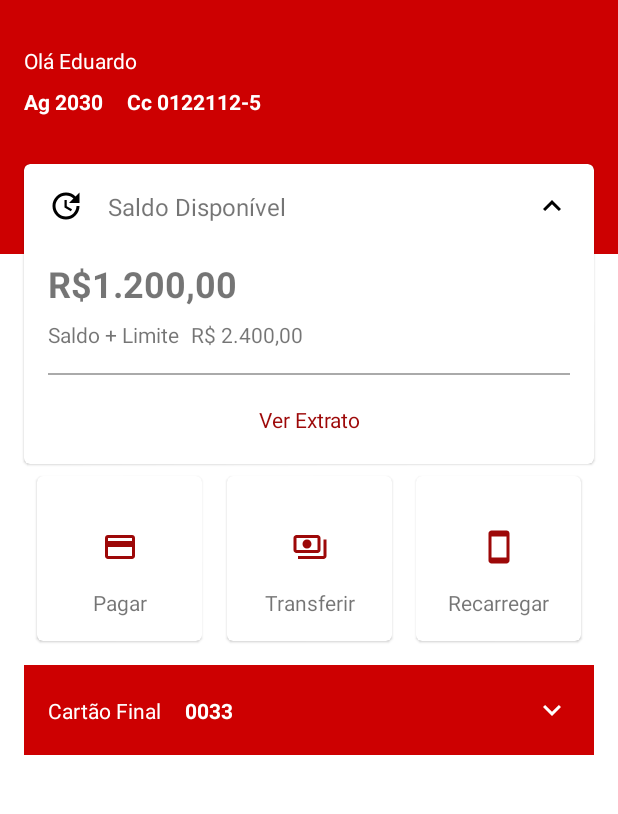
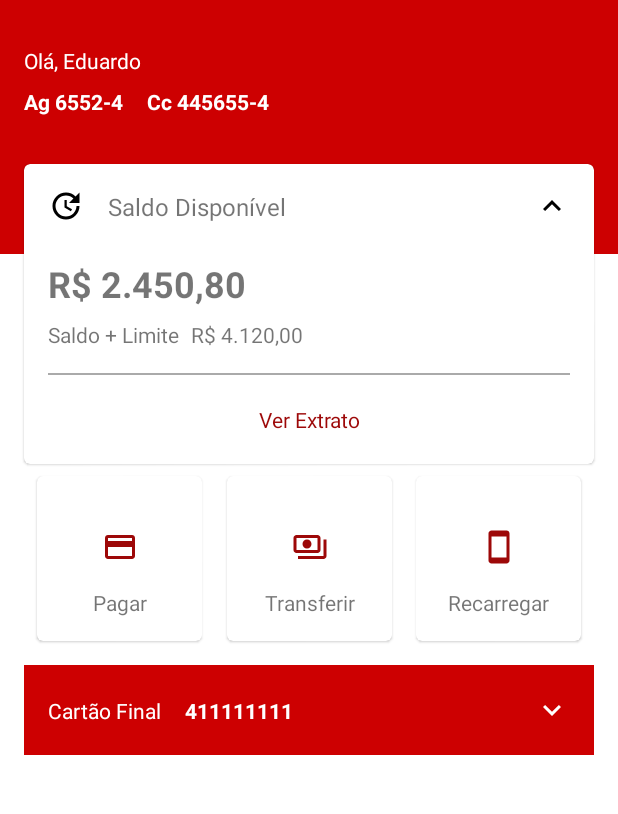
Before and after one commit to Eduyoshi/SantanderDevWeek_Kotlin_DIO, an Android app: the screen it shows after launch (MainActivity), on a phone screen of 412 x 824 dp, the part 62-876 px from its top. Run offline under Robolectric (Android 15) with nearby library versions, the phone set to English and light mode, and no system bars.

Commit message:
Implementando o ViewModel e internacionalizando as Strings

```diff
--- a/app/build.gradle
+++ b/app/build.gradle
@@ -39,6 +39,12 @@ dependencies {
     implementation 'androidx.appcompat:appcompat:1.2.0'
     implementation 'com.google.android.material:material:1.3.0'
     implementation 'androidx.constraintlayout:constraintlayout:2.0.4'
+
+    //Lifecycle components
+    implementation "androidx.lifecycle:lifecycle-viewmodel-ktx:2.2.0"
+    implementation "androidx.lifecycle:lifecycle-livedata-ktx:2.2.0"
+    implementation "androidx.lifecycle:lifecycle-common-java8:2.2.0"
+
     testImplementation 'junit:junit:4.+'
     androidTestImplementation 'androidx.test.ext:junit:1.1.2'
     androidTestImplementation 'androidx.test.espresso:espresso-core:3.3.0'
--- a/app/src/main/AndroidManifest.xml
+++ b/app/src/main/AndroidManifest.xml
@@ -9,7 +9,7 @@
         android:roundIcon="@mipmap/ic_launcher_round"
         android:supportsRtl="true"
         android:theme="@style/Theme.SantanderDevWeek">
-        <activity android:name=".MainActivity">
+        <activity android:name=".ui.MainActivity">
             <intent-filter>
                 <action android:name="android.intent.action.MAIN" />
 
--- a/app/src/main/java/com/projetos/santanderdevweek/MainActivity.kt
+++ /dev/null
@@ -1,31 +0,0 @@
-package com.projetos.santanderdevweek
-
-import androidx.appcompat.app.AppCompatActivity
-import android.os.Bundle
-import android.util.Log
-import android.view.Menu
-import android.view.MenuItem
-
-class MainActivity : AppCompatActivity() {
-    override fun onCreate(savedInstanceState: Bundle?) {
-        super.onCreate(savedInstanceState)
-        setContentView(R.layout.activity_main)
-
-        setSupportActionBar(findViewById(R.id.toolbar))
-    }
-
-    override fun onCreateOptionsMenu(menu: Menu?): Boolean {
-        val inflate = menuInflater
-        inflate.inflate(R.menu.main_menu,menu)
-        return true
-    }
-
-    override fun onOptionsItemSelected(item: MenuItem): Boolean {
-        return when(item.itemId){
-            R.id.item_1->{
-                Log.d("Click", "Click no item 1")
-                true
-            }else -> super.onOptionsItemSelected(item)
-        }
-    }
-}
--- /dev/null
+++ b/app/src/main/java/com/projetos/santanderdevweek/data/Cartao.kt
@@ -0,0 +1,3 @@
+package com.projetos.santanderdevweek.data
+
+data class Cartao(val numeroConta: String)
--- /dev/null
+++ b/app/src/main/java/com/projetos/santanderdevweek/data/Cliente.kt
@@ -0,0 +1,3 @@
+package com.projetos.santanderdevweek.data
+
+data class Cliente(val nome: String)
--- /dev/null
+++ b/app/src/main/java/com/projetos/santanderdevweek/data/Conta.kt
@@ -0,0 +1,10 @@
+package com.projetos.santanderdevweek.data
+
+data class Conta(
+        val numero: String,
+        val agencia: String,
+        val saldo: String,
+        val limite: String,
+        val cliente: Cliente,
+        val cartao: Cartao
+)
--- /dev/null
+++ b/app/src/main/java/com/projetos/santanderdevweek/data/local/FakeData.kt
@@ -0,0 +1,22 @@
+package com.projetos.santanderdevweek.data.local
+
+import com.projetos.santanderdevweek.data.Cartao
+import com.projetos.santanderdevweek.data.Cliente
+import com.projetos.santanderdevweek.data.Conta
+
+class FakeData {
+
+    fun getLocalData(): Conta {
+        val cliente = Cliente ("Eduardo")
+        val cartao = Cartao("411111111")
+
+        return Conta(
+                "445655-4",
+                "6552-4",
+                "R$ 2.450,80",
+                "R$ 4.120,00",
+                cliente,
+                cartao
+        )
+    }
+}
--- /dev/null
+++ b/app/src/main/java/com/projetos/santanderdevweek/ui/MainActivity.kt
@@ -0,0 +1,58 @@
+package com.projetos.santanderdevweek.ui
+
+import androidx.appcompat.app.AppCompatActivity
+import android.os.Bundle
+import android.util.Log
+import android.view.Menu
+import android.view.MenuItem
+import android.widget.TextView
+import androidx.lifecycle.Observer
+import androidx.lifecycle.ViewModelProvider
+import com.projetos.santanderdevweek.R
+import com.projetos.santanderdevweek.data.Conta
+
+class MainActivity : AppCompatActivity() {
+
+    private lateinit var mainViewModel: MainViewModel
+
+    override fun onCreate(savedInstanceState: Bundle?) {
+        super.onCreate(savedInstanceState)
+        setContentView(R.layout.activity_main)
+
+        setSupportActionBar(findViewById(R.id.toolbar))
+
+        mainViewModel = ViewModelProvider(this).get(MainViewModel::class.java)
+        buscarContaCliente()
+
+    }
+
+    private fun buscarContaCliente(){
+        mainViewModel.buscarContaCliente().observe(this, Observer { result ->
+            bindOnView(result)
+        })
+    }
+
+    private fun bindOnView(conta : Conta){
+        findViewById<TextView>(R.id.tv_usuario).text = "Olá, ${conta.cliente.nome}"
+        findViewById<TextView>(R.id.tv_agencia).text = "Ag ${conta.agencia}"
+        findViewById<TextView>(R.id.tv_cc).text = "Cc ${conta.numero}"
+        findViewById<TextView>(R.id.tv_saldo).text = conta.saldo
+        findViewById<TextView>(R.id.tv_limite).text = conta.limite
+        findViewById<TextView>(R.id.tv_cartao_final_saldo).text = conta.cartao.numeroConta
+    }
+
+    override fun onCreateOptionsMenu(menu: Menu?): Boolean {
+        val inflate = menuInflater
+        inflate.inflate(R.menu.main_menu,menu)
+        return true
+    }
+
+    override fun onOptionsItemSelected(item: MenuItem): Boolean {
+        return when(item.itemId){
+            R.id.item_1 ->{
+                Log.d("Click", "Click no item 1")
+                true
+            }else -> super.onOptionsItemSelected(item)
+        }
+    }
+}
--- /dev/null
+++ b/app/src/main/java/com/projetos/santanderdevweek/ui/MainViewModel.kt
@@ -0,0 +1,17 @@
+package com.projetos.santanderdevweek.ui
+
+import androidx.lifecycle.LiveData
+import androidx.lifecycle.MutableLiveData
+import androidx.lifecycle.ViewModel
+import com.projetos.santanderdevweek.data.Conta
+import com.projetos.santanderdevweek.data.local.FakeData
+
+class MainViewModel: ViewModel(){
+
+    private val mutableLiveData: MutableLiveData<Conta> = MutableLiveData()
+
+    fun buscarContaCliente(): LiveData<Conta>{
+        mutableLiveData.value = FakeData().getLocalData()
+        return mutableLiveData
+    }
+}
--- a/app/src/main/res/layout/activity_main.xml
+++ b/app/src/main/res/layout/activity_main.xml
@@ -4,7 +4,7 @@
     xmlns:tools="http://schemas.android.com/tools"
     android:layout_width="match_parent"
     android:layout_height="match_parent"
-    tools:context=".MainActivity">
+    tools:context=".ui.MainActivity">
 
     <androidx.appcompat.widget.Toolbar
         android:id="@+id/toolbar"
@@ -33,7 +33,6 @@
         android:id="@+id/tv_usuario"
         android:layout_width="wrap_content"
         android:layout_height="wrap_content"
-        android:text="Olá Eduardo"
         android:layout_margin="16dp"
         app:layout_constraintTop_toBottomOf="@id/toolbar"
         app:layout_constraintStart_toStartOf="parent"
@@ -44,7 +43,6 @@
         android:id="@+id/tv_agencia"
         android:layout_width="wrap_content"
         android:layout_height="wrap_content"
-        android:text="Ag 2030"
         android:textStyle="bold"
         android:layout_marginTop="8dp"
         app:layout_constraintTop_toBottomOf="@id/tv_usuario"
@@ -56,7 +54,6 @@
         android:id="@+id/tv_cc"
         android:layout_width="wrap_content"
         android:layout_height="wrap_content"
-        android:text="Cc 0122112-5"
         android:textStyle="bold"
         android:layout_marginLeft="16dp"
         app:layout_constraintTop_toTopOf="@id/tv_agencia"
@@ -95,7 +92,7 @@
                 android:layout_width="wrap_content"
                 android:layout_height="wrap_content"
                 android:layout_marginLeft="16dp"
-                android:text="Saldo Disponível"
+                android:text="@string/txt_saldo_disponível"
                 android:textSize="16sp"
                 app:layout_constraintTop_toTopOf="@id/iv_saldo"
                 app:layout_constraintLeft_toRightOf="@id/iv_saldo"
@@ -116,7 +113,6 @@
                 android:id="@+id/tv_saldo"
                 android:layout_width="wrap_content"
                 android:layout_height="wrap_content"
-                android:text="R$1.200,00"
                 android:textSize="24sp"
                 android:textStyle="bold"
                 android:layout_marginTop="24dp"
@@ -127,7 +123,7 @@
                 android:id="@+id/tv_saldo_limite"
                 android:layout_width="wrap_content"
                 android:layout_height="wrap_content"
-                android:text="Saldo + Limite"
+                android:text="@string/txt_saldo_limite"
                 android:layout_marginTop="8dp"
                 app:layout_constraintTop_toBottomOf="@id/tv_saldo"
                 app:layout_constraintStart_toStartOf="@id/tv_saldo"/>
@@ -136,7 +132,6 @@
                 android:id="@+id/tv_limite"
                 android:layout_width="wrap_content"
                 android:layout_height="wrap_content"
-                android:text="R$ 2.400,00"
                 app:layout_constraintStart_toEndOf="@id/tv_saldo_limite"
                 app:layout_constraintTop_toTopOf="@id/tv_saldo_limite"
                 android:layout_marginLeft="8dp"/>
@@ -153,7 +148,7 @@
                 android:id="@+id/tv_ver_extrato"
                 android:layout_width="wrap_content"
                 android:layout_height="wrap_content"
-                android:text="Ver Extrato"
+                android:text="@string/txt_ver_extrato"
                 android:textColor="@color/redSecundary"
                 app:layout_constraintBottom_toBottomOf="parent"
                 app:layout_constraintTop_toBottomOf="@id/v_linha"
@@ -195,7 +190,7 @@
                 android:id="@+id/tv_pagar"
                 android:layout_width="wrap_content"
                 android:layout_height="wrap_content"
-                android:text="Pagar"
+                android:text="@string/txt_pagar"
                 app:layout_constraintStart_toStartOf="parent"
                 app:layout_constraintEnd_toEndOf="parent"
                 app:layout_constraintTop_toBottomOf="@+id/iv_pagar"
@@ -235,7 +230,7 @@
                 android:id="@+id/tv_transferir"
                 android:layout_width="wrap_content"
                 android:layout_height="wrap_content"
-                android:text="Transferir"
+                android:text="@string/txt_transferir"
                 app:layout_constraintStart_toStartOf="parent"
                 app:layout_constraintEnd_toEndOf="parent"
                 app:layout_constraintTop_toBottomOf="@+id/iv_transferir"
@@ -275,7 +270,7 @@
                 android:id="@+id/tv_recarregar"
                 android:layout_width="wrap_content"
                 android:layout_height="wrap_content"
-                android:text="Recarregar"
+                android:text="@string/txt_recarregar"
                 app:layout_constraintStart_toStartOf="parent"
                 app:layout_constraintEnd_toEndOf="parent"
                 app:layout_constraintTop_toBottomOf="@+id/iv_recarregar"
@@ -302,7 +297,7 @@
         android:id="@+id/tv_cartao_final"
         android:layout_width="wrap_content"
         android:layout_height="wrap_content"
-        android:text="Cartão Final"
+        android:text="@string/txt_cartao_final"
         android:textColor="@android:color/white"
         android:layout_marginLeft="16dp"
         app:layout_constraintStart_toStartOf="@id/iv_cartao_final_conta"
@@ -313,7 +308,6 @@
         android:id="@+id/tv_cartao_final_saldo"
         android:layout_width="wrap_content"
         android:layout_height="wrap_content"
-        android:text="0033"
         android:textColor="@android:color/white"
         android:textStyle="bold"
         android:layout_marginLeft="16dp"
--- a/app/src/main/res/values/strings.xml
+++ b/app/src/main/res/values/strings.xml
@@ -1,3 +1,10 @@
 <resources>
     <string name="app_name">SantanderDevWeek</string>
+    <string name="txt_saldo_disponível">Saldo Disponível</string>
+    <string name="txt_saldo_limite">Saldo + Limite</string>
+    <string name="txt_ver_extrato">Ver Extrato</string>
+    <string name="txt_pagar">Pagar</string>
+    <string name="txt_transferir">Transferir</string>
+    <string name="txt_recarregar">Recarregar</string>
+    <string name="txt_cartao_final">Cartão Final</string>
 </resources>
```
Also changed, not shown: 3 other files.
